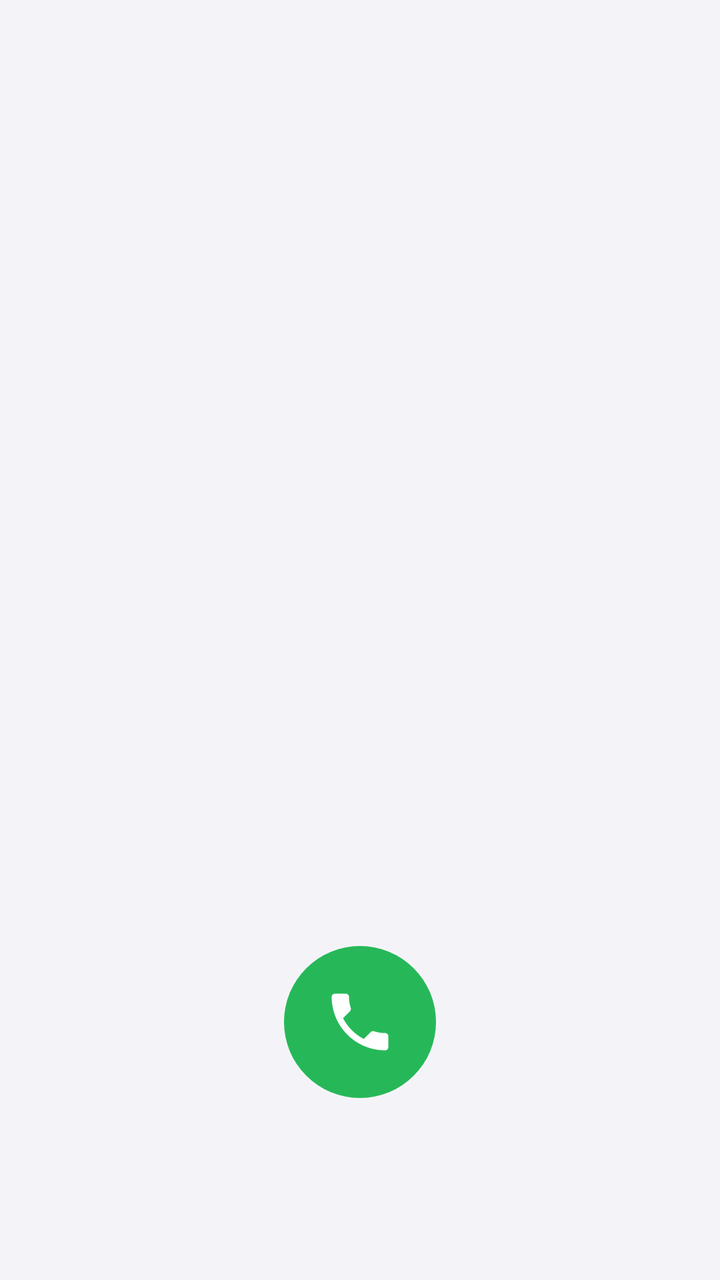
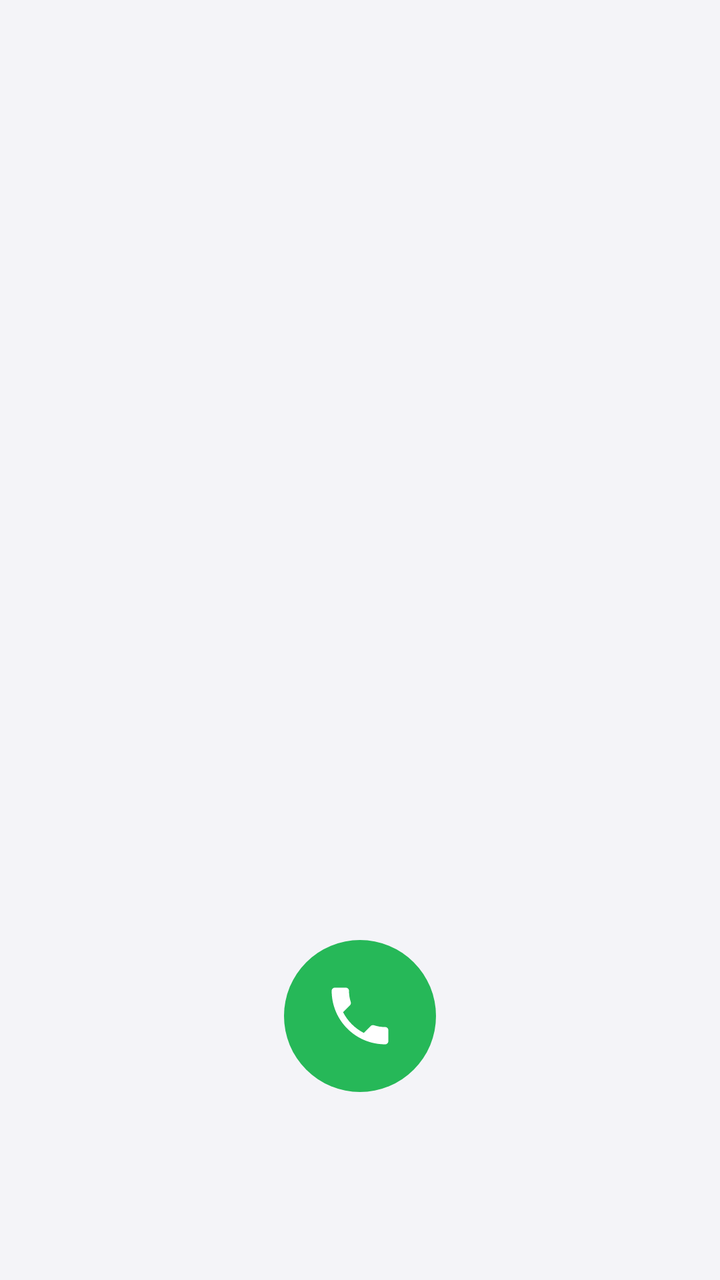

The first picture is an Android layout as it rendered before a commit; the second is the same layout after the commit. The layout source and the unified diff follow.
<!-- AndroidManifest.xml: application theme Theme.CallAssist -->
<!-- res/layout/page_keypad.xml -->
<?xml version="1.0" encoding="utf-8"?>
<FrameLayout xmlns:android="http://schemas.android.com/apk/res/android"
    xmlns:app="http://schemas.android.com/apk/res-auto"
    android:layout_width="match_parent"
    android:layout_height="match_parent">

    <LinearLayout
        android:layout_width="match_parent"
        android:layout_height="match_parent"
        android:orientation="vertical"
        android:paddingBottom="87dp">

        <TextView
            android:id="@+id/suggestionsEmpty"
            android:layout_width="match_parent"
            android:layout_height="0dp"
            android:layout_weight="1"
            android:gravity="center"
            android:textColor="@color/textSecondary"
            android:textSize="15sp" />

        <androidx.recyclerview.widget.RecyclerView
            android:id="@+id/suggestionsList"
            android:layout_width="match_parent"
            android:layout_height="0dp"
            android:layout_weight="1"
            android:clipToPadding="false"
            android:paddingTop="40dp"
            android:scrollbars="none"
            android:visibility="gone" />

        <LinearLayout
            android:id="@+id/keypadPanel"
            android:layout_width="match_parent"
            android:layout_height="wrap_content"
            android:orientation="vertical">

            <LinearLayout
                android:layout_width="match_parent"
                android:layout_height="wrap_content"
                android:gravity="center_vertical"
                android:orientation="horizontal"
                android:paddingStart="56dp"
                android:paddingEnd="12dp">

                <TextView
                    android:id="@+id/numberDisplay"
                    android:layout_width="0dp"
                    android:layout_height="wrap_content"
                    android:layout_weight="1"
                    android:ellipsize="start"
                    android:gravity="center"
                    android:maxLines="1"
                    android:minHeight="60dp"
                    android:textSize="34sp" />

                <ImageButton
                    android:id="@+id/btnBackspace"
                    android:layout_width="48dp"
                    android:layout_height="48dp"
                    android:background="?android:attr/selectableItemBackgroundBorderless"
                    android:contentDescription="Backspace"
                    android:src="@drawable/ic_backspace"
                    android:visibility="invisible"
                    app:tint="@color/textSecondary" />
            </LinearLayout>

            <GridLayout
                android:id="@+id/keypadGrid"
                android:layout_width="match_parent"
                android:layout_height="wrap_content"
                android:columnCount="3"
                android:paddingStart="24dp"
                android:paddingEnd="24dp" />

            <FrameLayout
                android:layout_width="match_parent"
                android:layout_height="wrap_content"
                android:paddingTop="8dp"
                android:paddingBottom="4dp">

                
                <ImageButton
                    android:id="@+id/btnDial"
                    android:layout_width="76dp"
                    android:layout_height="76dp"
                    android:layout_gravity="center"
                    android:background="@drawable/bg_circle"
                    android:backgroundTint="@color/green"
                    android:contentDescription="Call"
                    android:padding="22dp"
                    android:scaleType="fitCenter"
                    android:src="@drawable/ic_phone"
                    app:tint="#FFFFFF" />
            </FrameLayout>
        </LinearLayout>
    </LinearLayout>

    <ImageButton
        android:id="@+id/fabKeypad"
        android:layout_width="62dp"
        android:layout_height="62dp"
        android:layout_gravity="bottom|end"
        android:layout_marginEnd="24dp"
        android:layout_marginBottom="99dp"
        android:background="@drawable/bg_circle"
        android:backgroundTint="@color/green"
        android:contentDescription="Show keypad"
        android:elevation="8dp"
        android:scaleType="center"
        android:src="@drawable/ic_dialpad"
        android:visibility="gone"
        app:tint="#FFFFFF" />
</FrameLayout>
<!-- resources referenced by this layout -->
<resources>
  <color name="green">#26B858</color>
  <color name="textSecondary">#73737C</color>
  <!-- drawable bg_circle (drawable) -->
  <?xml version="1.0" encoding="utf-8"?>
  <shape xmlns:android="http://schemas.android.com/apk/res/android" android:shape="oval">
      <solid android:color="#FFFFFF" />
  </shape>
  <!-- drawable ic_backspace (drawable) -->
  <?xml version="1.0" encoding="utf-8"?>
  <vector xmlns:android="http://schemas.android.com/apk/res/android"
      android:width="24dp"
      android:height="24dp"
      android:viewportWidth="24"
      android:viewportHeight="24">
      <path
          android:fillColor="#FF888888"
          android:pathData="M22,3H7c-0.69,0 -1.23,0.35 -1.59,0.88L0,12l5.41,8.11c0.36,0.53 0.9,0.89 1.59,0.89h15c1.1,0 2,-0.9 2,-2V5c0,-1.1 -0.9,-2 -2,-2zM19,15.59 L17.59,17 14,13.41 10.41,17 9,15.59 12.59,12 9,8.41 10.41,7 14,10.59 17.59,7 19,8.41 15.41,12 19,15.59z" />
  </vector>
  <!-- drawable ic_phone (drawable) -->
  <?xml version="1.0" encoding="utf-8"?>
  <vector xmlns:android="http://schemas.android.com/apk/res/android"
      android:width="24dp"
      android:height="24dp"
      android:viewportWidth="24"
      android:viewportHeight="24">
      <path
          android:fillColor="#FFFFFF"
          android:pathData="M5.65 10.57c1.7 3.34 4.44 6.07 7.78 7.78l2.6-2.6c0.32-0.32 0.79-0.42 1.2-0.28 1.32 0.44 2.75 0.67 4.21 0.67 0.65 0 1.18 0.53 1.18 1.18V21.44c0 0.65-0.53 1.18-1.18 1.18-11.08 0-20.06-8.98-20.06-20.06 0-0.65 0.53-1.18 1.18-1.18h4.13c0.65 0 1.18 0.53 1.18 1.18 0 1.47 0.24 2.89 0.67 4.21 0.13 0.41 0.04 0.87-0.29 1.2l-2.6 2.6z" />
  </vector>
  <color name="bg">#F4F4F8</color>
  <color name="card">#FFFFFF</color>
  <color name="card2">#ECECF1</color>
  <color name="accent">#2E6FE8</color>
  <color name="accentSoft">#DCE8FF</color>
  <color name="textPrimary">#17171A</color>
  <style name="AppButton" parent="Widget.Material3.Button">
          <item name="backgroundTint">@color/card2</item>
          <item name="android:textColor">@color/textPrimary</item>
          <item name="cornerRadius">24dp</item>
          <item name="android:textAllCaps">false</item>
          <item name="android:letterSpacing">0</item>
          <item name="android:textSize">15sp</item>
          <item name="android:insetTop">4dp</item>
          <item name="android:insetBottom">4dp</item>
      </style>
  <style name="GlassAlertDialog" parent="ThemeOverlay.Material3.MaterialAlertDialog">
          <item name="alertDialogStyle">@style/GlassAlertDialogStyle</item>
          <item name="materialAlertDialogTitleTextStyle">@style/GlassAlertTitle</item>
          <item name="buttonBarPositiveButtonStyle">@style/GlassAlertButton</item>
          <item name="buttonBarNegativeButtonStyle">@style/GlassAlertButton</item>
          <item name="buttonBarNeutralButtonStyle">@style/GlassAlertButton</item>
          <item name="android:backgroundDimAmount">0.55</item>
      </style>
  <style name="GlassAlertDialogStyle" parent="MaterialAlertDialog.Material3">
          <item name="shapeAppearanceOverlay">@style/GlassAlertShape</item>
          <item name="backgroundTint">@color/navBg</item>
      </style>
  <style name="GlassAlertTitle" parent="MaterialAlertDialog.Material3.Title.Text">
          <item name="android:textColor">@color/textPrimary</item>
          <item name="android:textSize">20sp</item>
          <item name="android:textStyle">bold</item>
      </style>
  <style name="GlassAlertButton" parent="Widget.Material3.Button.TextButton.Dialog">
          <item name="android:textColor">@color/accent</item>
          <item name="android:textAllCaps">false</item>
          <item name="android:textSize">16sp</item>
          <item name="android:letterSpacing">0</item>
      </style>
  <style name="GlassAlertShape">
          <item name="cornerFamily">rounded</item>
          <item name="cornerSize">30dp</item>
      </style>
  <color name="navBg">#F2F4F4F8</color>
  <!-- unchanged entries left out for length: 2 -->
</resources>

<!-- the commit's change to res/layout/page_keypad.xml (unified diff, before → after) -->
@@ -8,7 +8,7 @@
         android:layout_width="match_parent"
         android:layout_height="match_parent"
         android:orientation="vertical"
-        android:paddingBottom="87dp">
+        android:paddingBottom="90dp">
 
         <TextView
             android:id="@+id/suggestionsEmpty"
@@ -102,7 +102,7 @@
         android:layout_height="62dp"
         android:layout_gravity="bottom|end"
         android:layout_marginEnd="24dp"
-        android:layout_marginBottom="99dp"
+        android:layout_marginBottom="102dp"
         android:background="@drawable/bg_circle"
         android:backgroundTint="@color/green"
         android:contentDescription="Show keypad"
